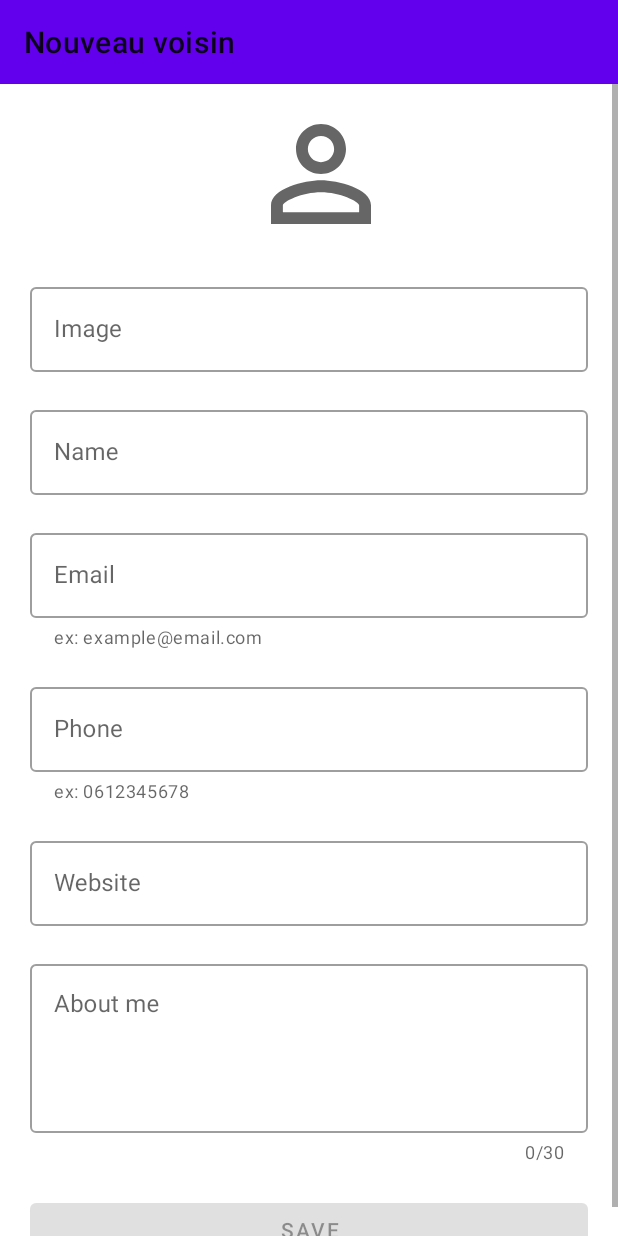
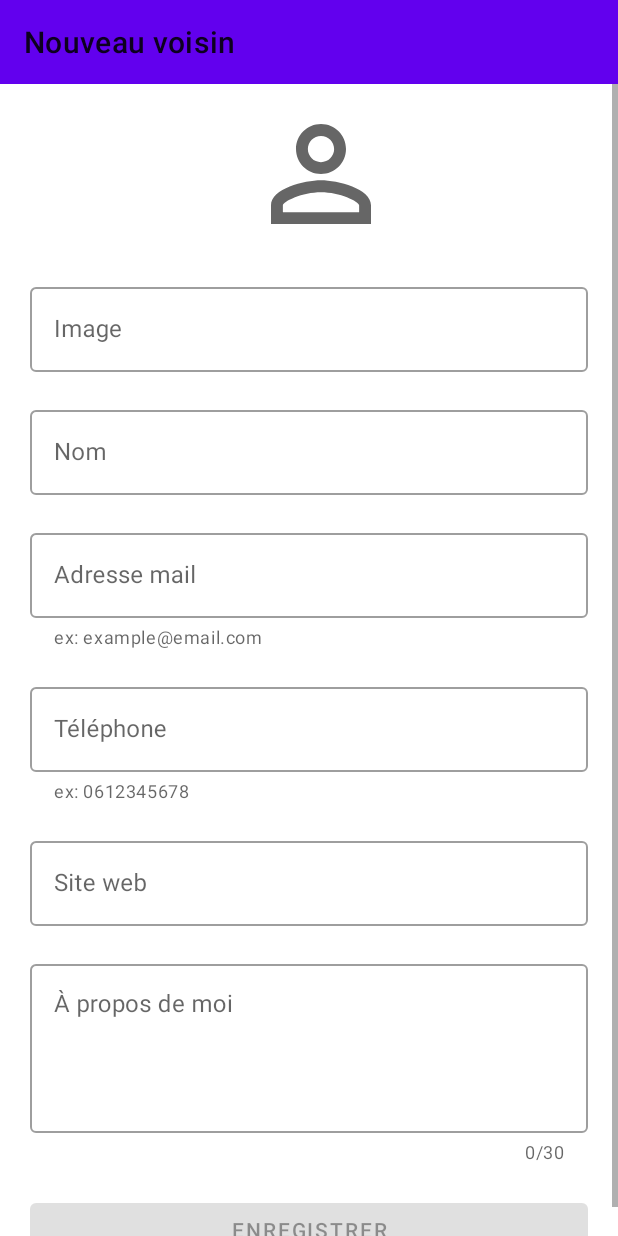
Before and after one commit to Neotopia/MBDS_Android_TP3_MOMAS_FOURNIER_TAMANINI, an Android app: the screen it shows after launch (MainActivity), after a tap on an icon or button, on a phone screen of 412 x 824 dp. Run offline under Robolectric (Android 15) with nearby library versions, the phone set to English and light mode, and no system bars; pictures from the network do not load.

```diff
--- a/MyApplication/neighbors/src/main/res/values/strings.xml
+++ b/MyApplication/neighbors/src/main/res/values/strings.xml
@@ -1,15 +1,14 @@
 <resources>
-    <string name="app_name">neighbors</string>
-    <string name="button_save">Save</string>
-    <string name="hint_about_me">About me</string>
-    <string name="hint_website">Website</string>
-    <string name="hint_phone">Phone</string>
-    <string name="hint_name">Name</string>
+    <string name="app_name">Voisins</string>
+    <string name="button_save">Enregistrer</string>
+    <string name="hint_about_me">À propos de moi</string>
+    <string name="hint_website">Site web</string>
+    <string name="hint_phone">Téléphone</string>
+    <string name="hint_name">Nom</string>
     <string name="hint_image">Image</string>
-    <string name="hint_address">Email</string>
+    <string name="hint_address">Adresse mail</string>
     <string name="phone_helper_text">ex: 0612345678</string>
     <string name="email_helper_text">ex: example@email.com</string>
     <string name="add_neighbour_toolbar_name">Nouveau voisin</string>
     <string name="list_neighbours_toolbar_name">Liste des voisins</string>
-
 </resources>
```
Also changed, not shown: 1 other file.
